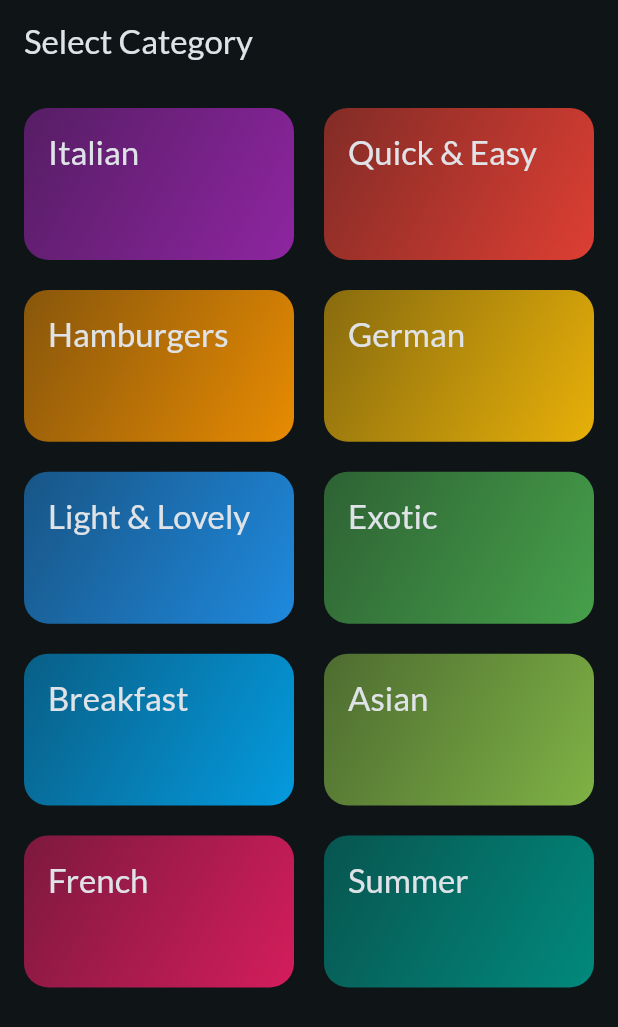
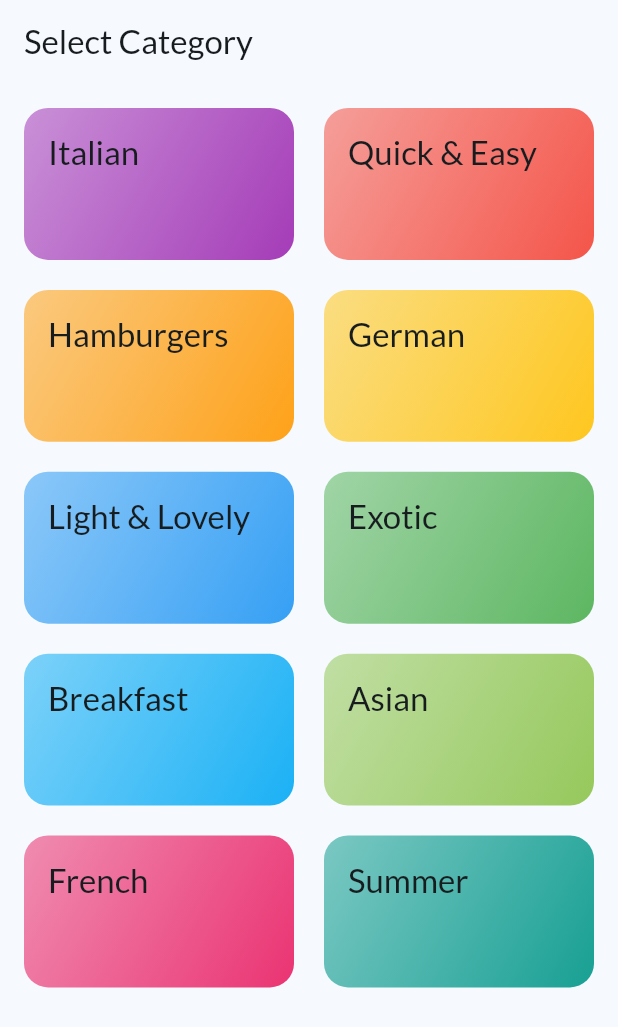
Before and after one commit to Flutter-Egitim/Meals-App, a Flutter app: the screen it shows after launch, on a phone screen of 412 x 824 dp. Shown: the top 1027 px of the screen. Run offline on Flutter 3.47's test engine with Material 3 defaults, Android fonts, the phone set to English and light mode, and no system bars; our stand-ins replace google_fonts, transparent_image.

Commit message:
feat: :art: added theme mode provider

```diff
--- a/lib/main.dart
+++ b/lib/main.dart
@@ -1,9 +1,14 @@
 import 'package:flutter/material.dart';
 import 'package:google_fonts/google_fonts.dart';
+import 'package:meals_app/providers/theme_provider.dart';
 import 'package:meals_app/screens/category_screen.dart';
+import 'package:provider/provider.dart';
 
 void main() {
-  runApp(App());
+  WidgetsFlutterBinding.ensureInitialized();
+  final themeProvider = ThemeProvider();
+
+  runApp(ChangeNotifierProvider.value(value: themeProvider, child: App()));
 }
 
 class App extends StatelessWidget {
@@ -11,16 +16,28 @@ class App extends StatelessWidget {
 
   @override
   Widget build(BuildContext context) {
+    return Consumer<ThemeProvider>(
+      builder: (context, themeProvider, child) {
         return MaterialApp(
           debugShowCheckedModeBanner: false,
           theme: ThemeData(
+            colorScheme: ColorScheme.fromSeed(
+              seedColor: Color.fromARGB(255, 29, 120, 157),
+              brightness: Brightness.light,
+            ),
+            textTheme: GoogleFonts.latoTextTheme(),
+          ),
+          darkTheme: ThemeData(
             colorScheme: ColorScheme.fromSeed(
               seedColor: Color.fromARGB(255, 29, 120, 157),
               brightness: Brightness.dark,
             ),
             textTheme: GoogleFonts.latoTextTheme(),
           ),
+          themeMode: themeProvider.themeMode,
           home: const CategoryScreen(),
+        );
+      },
     );
   }
 }
--- /dev/null
+++ b/lib/providers/theme_provider.dart
@@ -0,0 +1,12 @@
+import 'package:flutter/material.dart';
+
+class ThemeProvider extends ChangeNotifier {
+  ThemeMode _themeMode = ThemeMode.system;
+
+  ThemeMode get themeMode => _themeMode;
+
+  void setThemeMode(ThemeMode themeMode) {
+    _themeMode = themeMode;
+    notifyListeners();
+  }
+}
--- a/pubspec.yaml
+++ b/pubspec.yaml
@@ -36,6 +36,7 @@ dependencies:
   cupertino_icons: ^1.0.8
   google_fonts: ^6.2.1
   transparent_image: ^2.0.1
+  provider: ^6.1.5
 
 dev_dependencies:
   flutter_test:
```
Also changed, not shown: pubspec.lock. Lines whose indentation alone changed are shown as unchanged.
